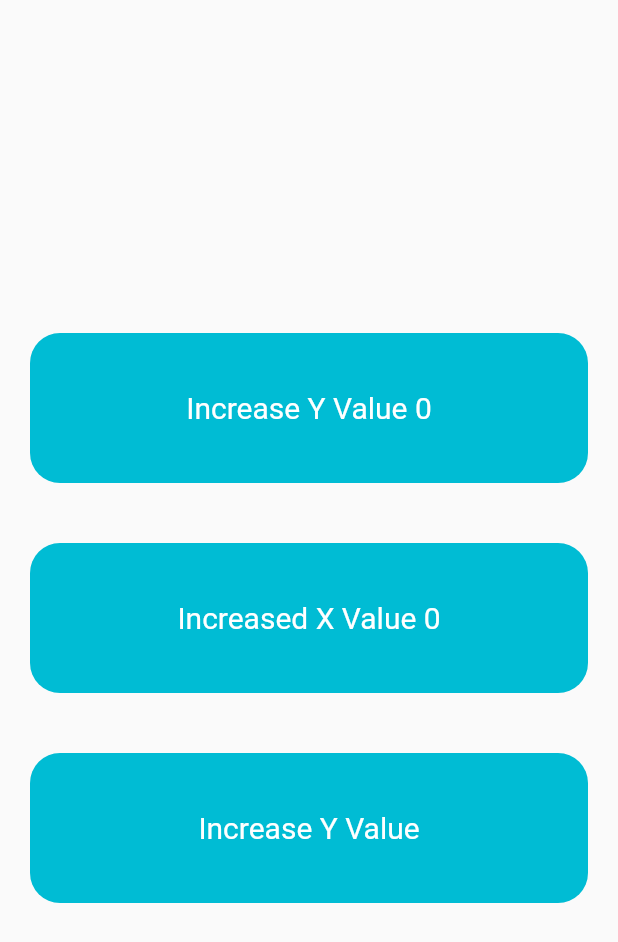
After one commit to Al-AminJoy/getx_basic, a Flutter app: the ThirdPage screen opened directly, on a phone screen of 412 x 824 dp. The commit adds this screen. Shown: the top 942 px of the screen. Run offline on Flutter 3.47's test engine with Material 2 defaults, Android fonts, the phone set to English and light mode, and no system bars; our stand-ins replace get.

Commit message:
Rx int Added

```diff
--- /dev/null
+++ b/lib/ThirdPage.dart
@@ -0,0 +1,69 @@
+import 'package:flutter/material.dart';
+import 'package:get/get.dart';
+import 'package:getx_basic/Home.dart';
+import 'package:getx_basic/controllers/tap_controller.dart';
+
+class ThirdPage extends StatelessWidget {
+  const ThirdPage({Key? key}) : super(key: key);
+
+  @override
+  Widget build(BuildContext context) {
+    return Scaffold(
+      body: Column(
+        mainAxisAlignment: MainAxisAlignment.center,
+        children:[
+          Obx(() => Container(
+            width: double.maxFinite,
+            height: 100,
+            margin: const EdgeInsets.all(20),
+            decoration: BoxDecoration(
+                borderRadius: BorderRadius.circular(20),
+                color: Colors.cyan),
+            child:  Center(
+                child: Text(
+                  'Increase Y Value ${Get.find<TapController>().y.value}',
+                  style: const TextStyle(fontSize: 20, color: Colors.white),
+                )),
+          )),
+          GestureDetector(
+            onTap: (){
+              Get.to(() => Home());
+            },
+            child: Container(
+              width: double.maxFinite,
+              height: 100,
+              margin: const EdgeInsets.all(20),
+              decoration: BoxDecoration(
+                  borderRadius: BorderRadius.circular(20),
+                  color: Colors.cyan),
+              child:  Center(
+                  child: Text(
+                    'Increased X Value ${Get.find<TapController>().x}',
+                    style: TextStyle(fontSize: 20, color: Colors.white),
+                  )),
+            ),
+          ),
+
+          GestureDetector(
+            onTap: (){
+              Get.find<TapController>().increaseY();
+            },
+            child: Container(
+              width: double.maxFinite,
+              height: 100,
+              margin: const EdgeInsets.all(20),
+              decoration: BoxDecoration(
+                  borderRadius: BorderRadius.circular(20),
+                  color: Colors.cyan),
+              child:  const Center(
+                  child: Text(
+                    'Increase Y Value',
+                    style: TextStyle(fontSize: 20, color: Colors.white),
+                  )),
+            ),
+          ),
+        ],
+      ),
+    );
+  }
+}
--- a/lib/controllers/tap_controller.dart
+++ b/lib/controllers/tap_controller.dart
@@ -4,6 +4,10 @@ class TapController extends GetxController{
   int _x = 0;
 
   int get x => _x;
+
+  RxInt _y = 0.obs;
+
+  RxInt get y => _y;
 
   void increaseX(){
     _x++;
@@ -14,4 +18,12 @@ class TapController extends GetxController{
     _x--;
     update();
   }
+
+  void increaseY(){
+    _y.value++;
+  }
+
+  void decreaseY() {
+    _y.value--;
+   }
 }
--- a/lib/second_page.dart
+++ b/lib/second_page.dart
@@ -1,4 +1,6 @@
 import 'package:flutter/material.dart';
+import 'package:get/get.dart';
+import 'package:getx_basic/ThirdPage.dart';
 
 class SecondPage extends StatelessWidget {
   const SecondPage({Key? key}) : super(key: key);
@@ -10,6 +12,9 @@ class SecondPage extends StatelessWidget {
         mainAxisAlignment: MainAxisAlignment.center,
         children:[
           GestureDetector(
+            onTap: (){
+              Get.to(()=> ThirdPage());
+            },
             child: Container(
               width: double.maxFinite,
               height: 100,
@@ -19,7 +24,7 @@ class SecondPage extends StatelessWidget {
                   color: Colors.cyan),
               child: const Center(
                   child: Text(
-                    'Hi',
+                    'Third Page',
                     style: TextStyle(fontSize: 20, color: Colors.white),
                   )),
             ),
```
